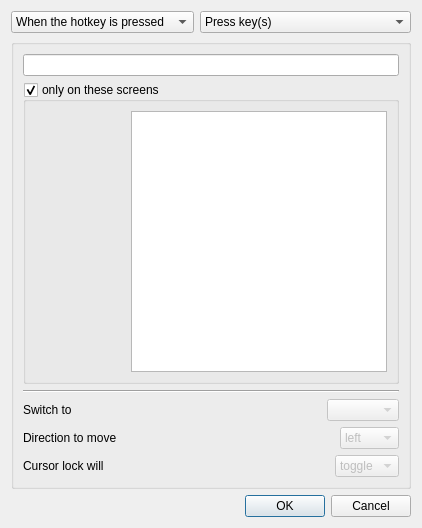
Above: src/apps/deskflow-gui/dialogs/ActionDialog.ui from deskflow/deskflow before the change. Below: the same form after it.
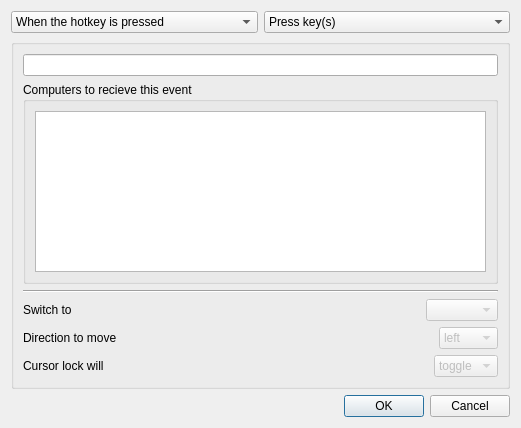
That is the form after the change. Custom widgets are drawn as their Qt base class.

Commit message: refactor: ActionDialog, use checkable list for screen selection

The edit to the form file:
```diff
--- a/src/apps/deskflow-gui/dialogs/ActionDialog.ui
+++ b/src/apps/deskflow-gui/dialogs/ActionDialog.ui
@@ -6,8 +6,8 @@
    <rect>
     <x>0</x>
     <y>0</y>
-    <width>375</width>
-    <height>528</height>
+    <width>521</width>
+    <height>428</height>
    </rect>
   </property>
   <property name="windowTitle">
@@ -99,35 +99,13 @@
       <item>
        <widget class="QGroupBox" name="m_pGroupBoxScreens">
         <property name="title">
-         <string>only on these screens</string>
+         <string>Computers to recieve this event</string>
         </property>
-        <property name="flat">
-         <bool>true</bool>
-        </property>
-        <property name="checkable">
-         <bool>true</bool>
-        </property>
-        <layout class="QHBoxLayout">
+        <layout class="QVBoxLayout" name="verticalLayout_2">
          <item>
-          <spacer>
-           <property name="orientation">
-            <enum>Qt::Horizontal</enum>
-           </property>
-           <property name="sizeHint" stdset="0">
-            <size>
-             <width>40</width>
-             <height>20</height>
-            </size>
-           </property>
-          </spacer>
-         </item>
-         <item>
-          <widget class="QListWidget" name="m_pListScreens">
-           <property name="minimumSize">
-            <size>
-             <width>128</width>
-             <height>64</height>
-            </size>
+          <widget class="QListWidget" name="listScreens">
+           <property name="sizeAdjustPolicy">
+            <enum>QAbstractScrollArea::AdjustToContents</enum>
            </property>
            <property name="selectionMode">
             <enum>QAbstractItemView::ExtendedSelection</enum>
```
Left out of the diff: 4 changed lines with no effect on the pictures. The commit also changes 1 other file.
